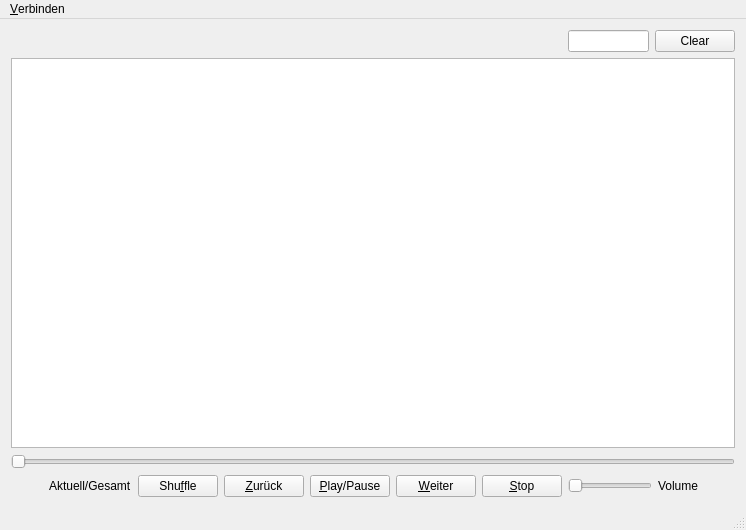
Old version of the form arkecho_player/arkecho_player/Ui/ArkEchoPlayerView.ui in the repository ArkEcho/arkecho_player.
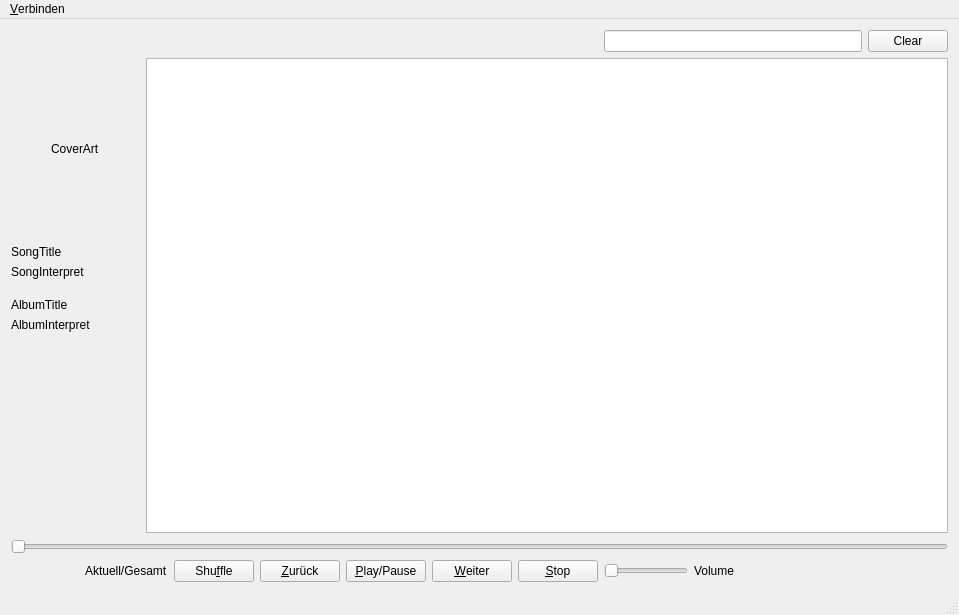
New version of the form.

Commit message: Player: Implemented Actual Song Info

The edit to the form file:
```diff
--- a/arkecho_player/arkecho_player/Ui/ArkEchoPlayerView.ui
+++ b/arkecho_player/arkecho_player/Ui/ArkEchoPlayerView.ui
@@ -6,16 +6,16 @@
    <rect>
     <x>0</x>
     <y>0</y>
-    <width>746</width>
-    <height>530</height>
+    <width>959</width>
+    <height>615</height>
    </rect>
   </property>
   <property name="windowTitle">
    <string>ArkEchoPlayerView</string>
   </property>
   <widget class="QWidget" name="centralWidget">
-   <layout class="QGridLayout" name="gridLayout">
-    <item row="0" column="0" colspan="2">
+   <layout class="QGridLayout" name="gridLayout_2">
+    <item row="0" column="0" colspan="3">
      <spacer name="horizontalSpacer_3">
       <property name="orientation">
        <enum>Qt::Horizontal</enum>
@@ -28,7 +28,7 @@
       </property>
      </spacer>
     </item>
-    <item row="0" column="2">
+    <item row="0" column="3">
      <layout class="QHBoxLayout" name="horizontalLayout_4">
       <item>
        <widget class="QLineEdit" name="leFilter"/>
@@ -42,10 +42,180 @@
       </item>
      </layout>
     </item>
-    <item row="1" column="0" colspan="3">
+    <item row="1" column="0">
+     <layout class="QVBoxLayout" name="verticalLayout">
+      <item>
+       <layout class="QGridLayout" name="gridLayout">
+        <item row="0" column="1">
+         <spacer name="verticalSpacer">
+          <property name="orientation">
+           <enum>Qt::Vertical</enum>
+          </property>
+          <property name="sizeHint" stdset="0">
+           <size>
+            <width>20</width>
+            <height>40</height>
+           </size>
+          </property>
+         </spacer>
+        </item>
+        <item row="1" column="0" rowspan="2">
+         <spacer name="horizontalSpacer_5">
+          <property name="orientation">
+           <enum>Qt::Horizontal</enum>
+          </property>
+          <property name="sizeType">
+           <enum>QSizePolicy::Fixed</enum>
+          </property>
+          <property name="sizeHint" stdset="0">
+           <size>
+            <width>40</width>
+            <height>20</height>
+           </size>
+          </property>
+         </spacer>
+        </item>
+        <item row="1" column="1">
+         <widget class="QLabel" name="lblCoverArt">
+          <property name="text">
+           <string>CoverArt</string>
+          </property>
+         </widget>
+        </item>
+        <item row="1" column="2" rowspan="2">
+         <spacer name="horizontalSpacer_6">
+          <property name="orientation">
+           <enum>Qt::Horizontal</enum>
+          </property>
+          <property name="sizeType">
+           <enum>QSizePolicy::Fixed</enum>
+          </property>
+          <property name="sizeHint" stdset="0">
+           <size>
+            <width>40</width>
+            <height>20</height>
+           </size>
+          </property>
+         </spacer>
+        </item>
+        <item row="2" column="1">
+         <spacer name="verticalSpacer_2">
+          <property name="orientation">
+           <enum>Qt::Vertical</enum>
+          </property>
+          <property name="sizeHint" stdset="0">
+           <size>
+            <width>20</width>
+            <height>40</height>
+           </size>
+          </property>
+         </spacer>
+        </item>
+       </layout>
+      </item>
+      <item>
+       <widget class="QLabel" name="lblSongTitle">
+        <property name="maximumSize">
+         <size>
+          <width>16777215</width>
+          <height>16777215</height>
+         </size>
+        </property>
+        <property name="text">
+         <string>SongTitle</string>
+        </property>
+       </widget>
+      </item>
+      <item>
+       <widget class="QLabel" name="lblSongInterpret">
+        <property name="maximumSize">
+         <size>
+          <width>16777215</width>
+          <height>16777215</height>
+         </size>
+        </property>
+        <property name="text">
+         <string>SongInterpret</string>
+        </property>
+       </widget>
+      </item>
+      <item>
+       <spacer name="verticalSpacer_4">
+        <property name="orientation">
+         <enum>Qt::Vertical</enum>
+        </property>
+        <property name="sizeType">
+         <enum>QSizePolicy::Fixed</enum>
+        </property>
+        <property name="sizeHint" stdset="0">
+         <size>
+          <width>20</width>
+          <height>13</height>
+         </size>
+        </property>
+       </spacer>
+      </item>
+      <item>
+       <widget class="QLabel" name="lblAlbumTitle">
+        <property name="maximumSize">
+         <size>
+          <width>16777215</width>
+          <height>16777215</height>
+         </size>
+        </property>
+        <property name="text">
+         <string>AlbumTitle</string>
+        </property>
+       </widget>
+      </item>
+      <item>
+       <widget class="QLabel" name="lblAlbumInterpret">
+        <property name="maximumSize">
+         <size>
+          <width>16777215</width>
+          <height>16777215</height>
+         </size>
+        </property>
+        <property name="text">
+         <string>AlbumInterpret</string>
+        </property>
+       </widget>
+      </item>
+      <item>
+       <spacer name="verticalSpacer_3">
+        <property name="orientation">
+         <enum>Qt::Vertical</enum>
+        </property>
+        <property name="sizeHint" stdset="0">
+         <size>
+          <width>20</width>
+          <height>132</height>
+         </size>
+        </property>
+       </spacer>
+      </item>
+      <item>
+       <spacer name="horizontalSpacer_4">
+        <property name="orientation">
+         <enum>Qt::Horizontal</enum>
+        </property>
+        <property name="sizeType">
+         <enum>QSizePolicy::Fixed</enum>
+        </property>
+        <property name="sizeHint" stdset="0">
+         <size>
+          <width>128</width>
+          <height>20</height>
+         </size>
+        </property>
+       </spacer>
+      </item>
+     </layout>
+    </item>
+    <item row="1" column="1" colspan="3">
      <widget class="QTableWidget" name="twTrackList"/>
     </item>
-    <item row="2" column="0" colspan="3">
+    <item row="2" column="0" colspan="4">
      <widget class="QSlider" name="sliderDuration">
       <property name="maximum">
        <number>100</number>
@@ -55,7 +225,7 @@
       </property>
      </widget>
     </item>
-    <item row="3" column="0">
+    <item row="3" column="0" colspan="2">
      <layout class="QHBoxLayout" name="horizontalLayout_2">
       <item>
        <spacer name="horizontalSpacer">
@@ -86,7 +256,7 @@
       </item>
      </layout>
     </item>
-    <item row="3" column="1">
+    <item row="3" column="2">
      <layout class="QHBoxLayout" name="horizontalLayout">
       <item>
        <widget class="QPushButton" name="pbBackward">
@@ -118,7 +288,7 @@
       </item>
      </layout>
     </item>
-    <item row="3" column="2">
+    <item row="3" column="3">
      <layout class="QHBoxLayout" name="horizontalLayout_3">
       <item>
        <widget class="QSlider" name="sliderVolume">
@@ -165,7 +335,7 @@
     <rect>
      <x>0</x>
      <y>0</y>
-     <width>746</width>
+     <width>959</width>
      <height>21</height>
     </rect>
    </property>
```
The commit also changes 4 other files.
